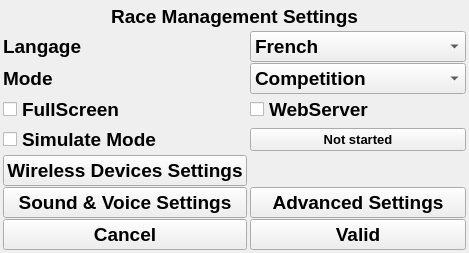
Old version of the form F3FChrono/gui/WSettings.ui in the repository jomarin38/F3FChrono.
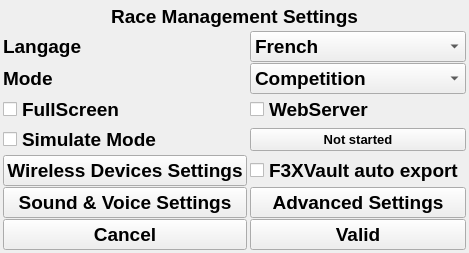
New version of the form.

Commit message:
enabling F3XVault auto export (#222)
* enabling F3XVault auto export

* Add configuration for F3XVault auto export

Patch:
```diff
--- a/F3FChrono/gui/WSettings.ui
+++ b/F3FChrono/gui/WSettings.ui
@@ -260,6 +260,20 @@
      </property>
     </widget>
    </item>
+   <item row="6" column="1">
+    <widget class="QCheckBox" name="f3xvault_autoexport">
+     <property name="font">
+      <font>
+       <pointsize>14</pointsize>
+       <weight>75</weight>
+       <bold>true</bold>
+      </font>
+     </property>
+     <property name="text">
+      <string>F3XVault auto export</string>
+     </property>
+    </widget>
+   </item>
   </layout>
  </widget>
  <resources/>
```
The commit also changes 31 other files.
